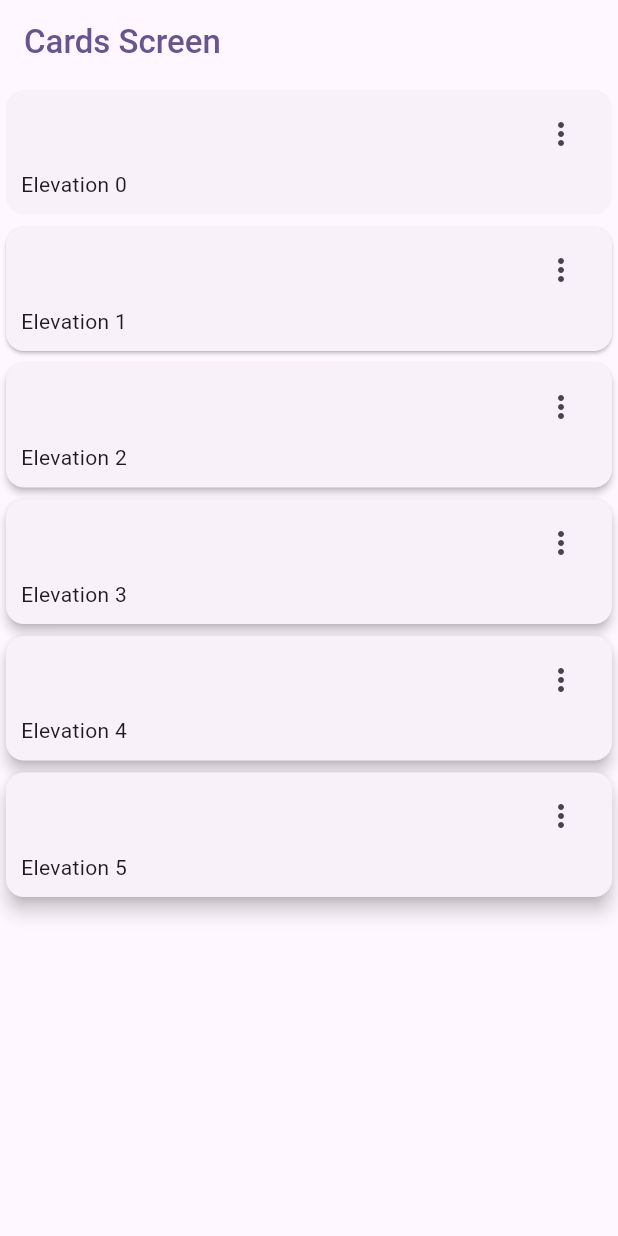
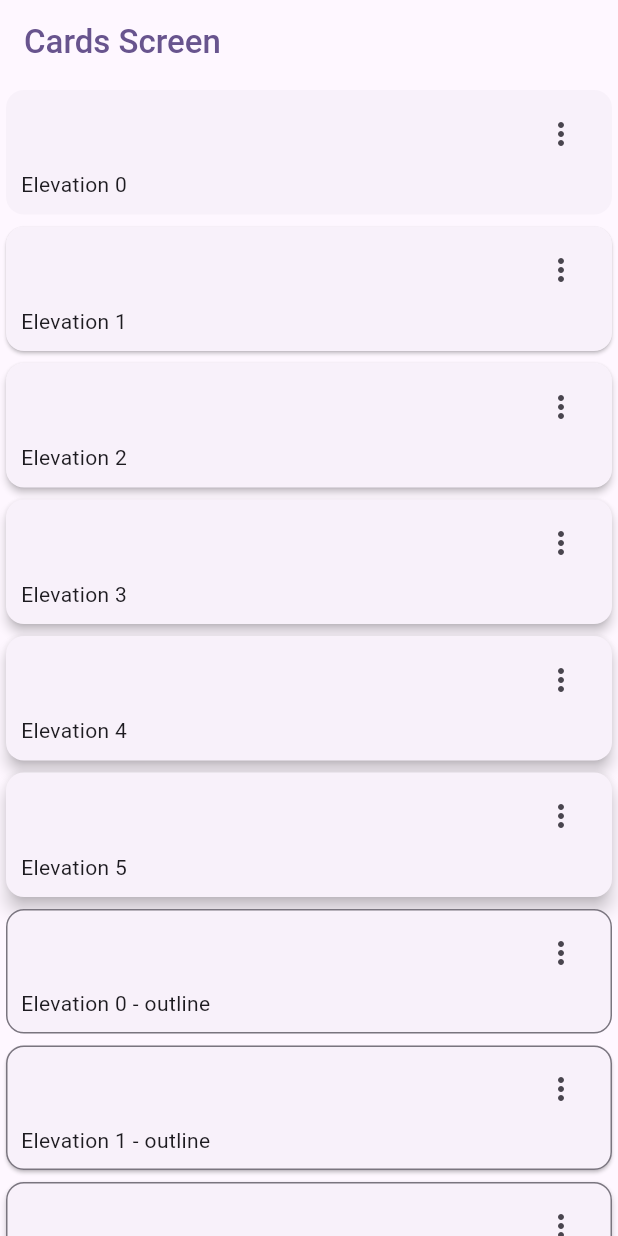
Before and after one commit to MaremagnumX/Flutter-widget-gallery, a Flutter app: the CardsScreen screen opened by its route, on a phone screen of 412 x 824 dp. Run offline on Flutter 3.47's test engine with Material 2 defaults, Android fonts, the phone set to English and light mode, and no system bars; our stand-ins replace go_router.

Commit message:
Tarjetas con borde añadidas

```diff
--- a/lib/presentation/screens/cards/cards_screen.dart
+++ b/lib/presentation/screens/cards/cards_screen.dart
@@ -41,7 +41,9 @@ class _CardsVIew extends StatelessWidget {
       child: Column(
         children: [
           ...cards.map((card) =>
-              _CardType1(label: card['label'], elevation: card['elevation']))
+              _CardType1(label: card['label'], elevation: card['elevation'])),
+          ...cards.map((card) =>
+              _CardType2(label: card['label'], elevation: card['elevation'])),
         ],
       ),
     );
@@ -76,3 +78,36 @@ class _CardType1 extends StatelessWidget {
     );
   }
 }
+
+class _CardType2 extends StatelessWidget {
+  final String label;
+  final double elevation;
+
+  const _CardType2({required this.label, required this.elevation});
+
+  @override
+  Widget build(BuildContext context) {
+    final colors = Theme.of(context).colorScheme;
+    return Card(
+      elevation: elevation,
+      shape: RoundedRectangleBorder(
+          borderRadius: const BorderRadius.all(Radius.circular(12)),
+          side: BorderSide(color: colors.outline)),
+      child: Padding(
+        padding: const EdgeInsets.fromLTRB(10, 5, 10, 10),
+        child: Column(children: [
+          Align(
+              alignment: Alignment.topRight,
+              child: IconButton(
+                icon: const Icon(Icons.more_vert_outlined),
+                onPressed: () {},
+              )),
+          Align(
+            alignment: Alignment.bottomLeft,
+            child: Text('$label - outline'),
+          )
+        ]),
+      ),
+    );
+  }
+}
```
